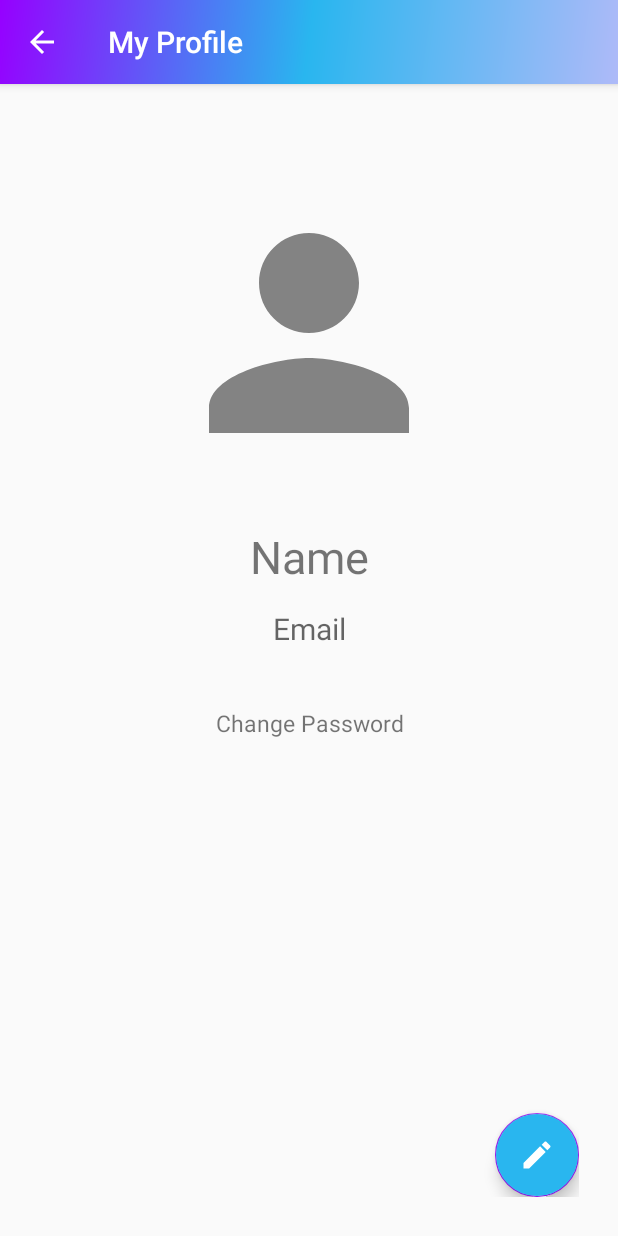
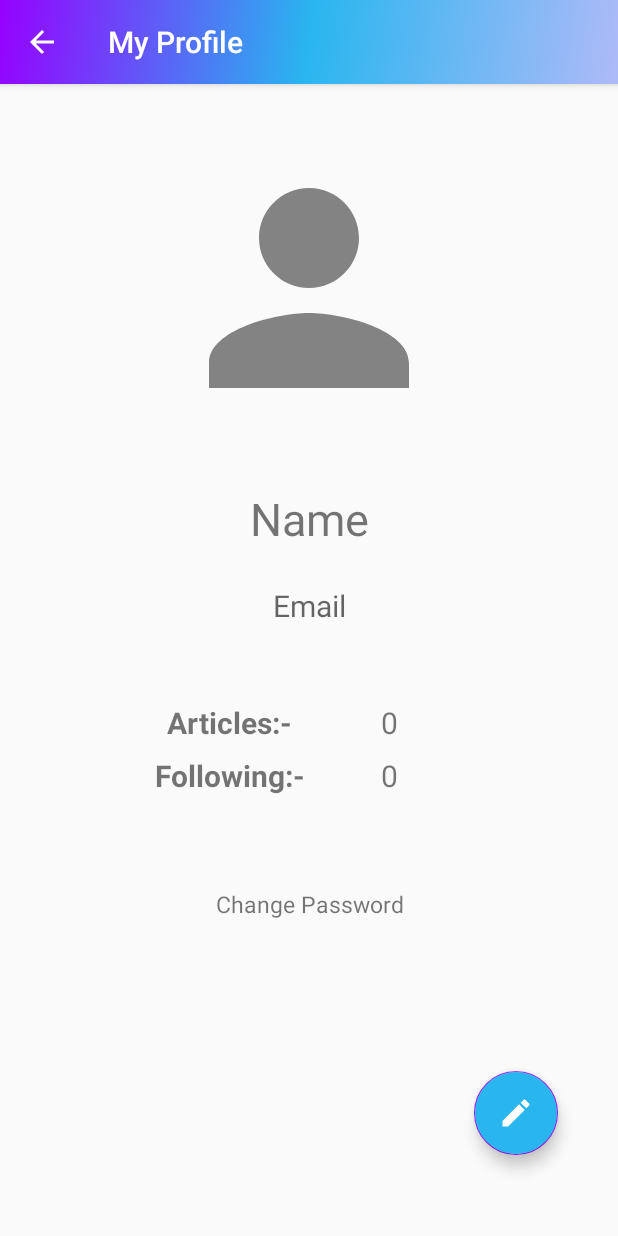
Before and after one commit to alokpandeygzp/NITC-eMagazine, an Android app: the MyProfile screen opened directly, with no data from a screen before it, on a phone screen of 412 x 824 dp. Run offline under Robolectric (Android 15) with nearby library versions, the light colour scheme and no system bars; our stand-ins replace Firebase (no records; nobody signed in at launch, a user with empty details on screens opened directly), Picasso; 1 statement that could not run was skipped.

Commit message:
Follower Count

```diff
--- a/app/src/main/java/com/example/nitcemag/MyProfile.java
+++ b/app/src/main/java/com/example/nitcemag/MyProfile.java
@@ -26,6 +26,8 @@
 import androidx.appcompat.content.res.AppCompatResources;
 import androidx.core.content.ContextCompat;
 
+import com.example.nitcemag.ui.home.Models.ModelSports;
+import com.example.nitcemag.ui.postArticles.UserArticles;
 import com.google.android.gms.tasks.OnCompleteListener;
 import com.google.android.gms.tasks.OnFailureListener;
 import com.google.android.gms.tasks.OnSuccessListener;
@@ -45,7 +47,9 @@
 import com.google.firebase.storage.UploadTask;
 import com.squareup.picasso.Picasso;
 
+import java.util.ArrayList;
 import java.util.HashMap;
+import java.util.List;
 
 public class MyProfile extends AppCompatActivity {
 
@@ -62,6 +66,7 @@
     AlertDialog dialog;
     EditText currPass, newPass;
     Button submit;
+    TextView followingCount,articleCount;
 
       //permission constants
     private  static  final int CAMERA_REQUEST_CODE=100;
@@ -72,6 +77,9 @@
     //Arrays of permission to be requested
     String cameraPermission[];
     String storagePermission[];
+
+
+    final ArrayList<String> akey= new ArrayList<>();
 
     DatabaseReference databaseReference;
     @SuppressLint("MissingInflatedId")
@@ -91,7 +99,8 @@
         img=findViewById(R.id.image);
         fab=findViewById(R.id.fab);
         String uid=auth.getUid();
-
+        followingCount=findViewById(R.id.followingCount);
+        articleCount=findViewById(R.id.ArticleCount);
 
 
         DatabaseReference ref= FirebaseDatabase.getInstance().getReference();
@@ -100,8 +109,56 @@
         storagePermission=new String[]{android.Manifest.permission.WRITE_EXTERNAL_STORAGE};
 
 
+        DatabaseReference reference = FirebaseDatabase.getInstance().getReference("Followed").child(user.getUid());
+        reference.addValueEventListener(new ValueEventListener() {
+            @Override
+            public void onDataChange(@NonNull DataSnapshot snapshot) {
+//                myArticleList.clear();
+                for (DataSnapshot ds : snapshot.getChildren()) {
+                    akey.add(ds.child("email").getValue().toString());
+                    followingCount.setText(""+akey.size());
+                }
+            }
 
-        ref.child("UserType").child(user.getUid()).addValueEventListener(new ValueEventListener() {
+            @Override
+            public void onCancelled(@NonNull DatabaseError error) {
+
+            }
+        });
+
+        String curr_user = user.getEmail();
+        List<UserArticles> myArticleList = new ArrayList<>();
+
+        DatabaseReference reference2 = FirebaseDatabase.getInstance().getReference("Articles");
+        reference2.addValueEventListener(new ValueEventListener() {
+            @Override
+            public void onDataChange(@NonNull DataSnapshot snapshot) {
+                myArticleList.clear();
+                for (DataSnapshot snapshot1 : snapshot.getChildren()) {
+                    UserArticles userArticles1 = snapshot1.getValue(UserArticles.class);
+                    if (userArticles1.getEmail().equals(curr_user)) {
+                        if(userArticles1.getEditor()==1)
+                            myArticleList.add(userArticles1);
+                    }
+                    articleCount.setText(""+myArticleList.size());
+                }
+            }
+
+            @Override
+            public void onCancelled(@NonNull DatabaseError error) {
+
+            }
+        });
+
+
+
+
+
+
+
+
+
+            ref.child("UserType").child(user.getUid()).addValueEventListener(new ValueEventListener() {
             @Override
             public void onDataChange(@NonNull DataSnapshot snapshot) {
                 String roles=snapshot.child("role").getValue().toString();
--- a/app/src/main/res/layout/activity_myprofile.xml
+++ b/app/src/main/res/layout/activity_myprofile.xml
@@ -4,48 +4,48 @@
     xmlns:tools="http://schemas.android.com/tools"
     android:layout_width="match_parent"
     android:layout_height="match_parent"
-    tools:context=".MyProfile"
+    android:gravity="center_horizontal"
     android:orientation="vertical"
     android:padding="26dp"
-    android:gravity="center_horizontal"
-    >
+    tools:context=".MyProfile"
+    tools:ignore="ExtraText">
 
     <ImageView
-        app:layout_constraintLeft_toLeftOf="parent"
-        app:layout_constraintRight_toRightOf="parent"
         android:id="@+id/image"
         android:layout_width="200dp"
         android:layout_height="220dp"
-        android:layout_marginTop="30dp"
+        android:gravity="center"
         android:src="@drawable/ic_default_img"
+        app:layout_constraintEnd_toEndOf="parent"
+        app:layout_constraintStart_toStartOf="parent"
         app:layout_constraintTop_toTopOf="parent"
-        android:gravity="center"
         tools:ignore="MissingConstraints" />
 
     <TextView
-        app:layout_constraintTop_toBottomOf="@+id/image"
         android:id="@+id/username"
         android:layout_width="325dp"
         android:layout_height="wrap_content"
-        android:layout_marginTop="15dp"
         android:gravity="center"
+        android:minHeight="48dp"
+        android:layout_marginTop="20dp"
         android:text="Name"
-        app:layout_constraintLeft_toLeftOf="parent"
-        app:layout_constraintRight_toRightOf="parent"
-        android:minHeight="48dp"
         android:textSize="30sp"
+        app:layout_constraintEnd_toEndOf="parent"
+        app:layout_constraintStart_toStartOf="parent"
+        app:layout_constraintTop_toBottomOf="@+id/image"
         tools:ignore="MissingClass,MissingConstraints" />
 
     <TextView
         android:id="@+id/email"
         android:layout_width="325dp"
         android:layout_height="wrap_content"
+        android:layout_marginTop="10dp"
         android:gravity="center"
         android:hint="Email"
         android:minHeight="48dp"
         android:textSize="20sp"
-        app:layout_constraintLeft_toLeftOf="parent"
-        app:layout_constraintRight_toRightOf="parent"
+        app:layout_constraintEnd_toEndOf="parent"
+        app:layout_constraintStart_toStartOf="parent"
         app:layout_constraintTop_toBottomOf="@+id/username"
         tools:ignore="MissingConstraints" />
 
@@ -54,13 +54,13 @@
         android:id="@+id/btn_change_password"
         android:layout_width="125dp"
         android:layout_height="38dp"
-        android:layout_marginTop="20dp"
+        android:layout_marginTop="156dp"
         android:gravity="center"
         android:text="Change Password"
+
         android:textSize="15sp"
-
-        app:layout_constraintLeft_toLeftOf="parent"
-        app:layout_constraintRight_toRightOf="parent"
+        app:layout_constraintEnd_toEndOf="parent"
+        app:layout_constraintStart_toStartOf="parent"
         app:layout_constraintTop_toBottomOf="@+id/email"
         tools:ignore="MissingConstraints" />
 
@@ -68,11 +68,65 @@
         android:id="@+id/fab"
         android:layout_width="wrap_content"
         android:layout_height="wrap_content"
-        android:layout_marginTop="40dp"
+        android:layout_marginBottom="28dp"
         android:backgroundTint="@color/colorPrimary"
         android:src="@drawable/ic_edit_white"
+        app:layout_constraintBottom_toBottomOf="parent"
         app:layout_constraintEnd_toEndOf="parent"
-        tools:ignore="MissingConstraints"
-        app:layout_constraintBottom_toBottomOf="parent"/>
+        app:layout_constraintHorizontal_bias="0.954"
+        app:layout_constraintStart_toStartOf="parent"
+        tools:ignore="MissingConstraints" />
+
+    <TextView
+        android:id="@+id/textView"
+        android:layout_width="wrap_content"
+        android:layout_height="wrap_content"
+        android:layout_marginStart="48dp"
+        android:layout_marginTop="8dp"
+        android:layout_marginEnd="17dp"
+        android:layout_marginRight="20dp"
+        android:text="Following:- "
+        android:textSize="20dp"
+        android:textStyle="bold"
+        app:layout_constraintEnd_toStartOf="@+id/followingCount"
+        app:layout_constraintStart_toStartOf="parent"
+        app:layout_constraintTop_toBottomOf="@+id/textView2" />
+
+    <TextView
+        android:id="@+id/followingCount"
+        android:layout_width="92dp"
+        android:layout_height="27dp"
+        android:layout_marginTop="8dp"
+        android:layout_marginEnd="40dp"
+        android:text="0"
+        android:textSize="20dp"
+        app:layout_constraintEnd_toEndOf="parent"
+        app:layout_constraintTop_toBottomOf="@+id/ArticleCount" />
+
+    <TextView
+        android:id="@+id/ArticleCount"
+        android:layout_width="92dp"
+        android:layout_height="27dp"
+        android:layout_marginTop="40dp"
+        android:layout_marginEnd="40dp"
+        android:text="0"
+        android:textSize="20dp"
+        app:layout_constraintEnd_toEndOf="parent"
+        app:layout_constraintTop_toBottomOf="@+id/email" />
+
+    <TextView
+        android:id="@+id/textView2"
+        android:layout_width="wrap_content"
+        android:layout_height="wrap_content"
+        android:layout_marginLeft="50dp"
+        android:layout_marginTop="40dp"
+        android:layout_marginRight="20dp"
+        android:text="Articles:- "
+        android:textSize="20dp"
+        android:textStyle="bold"
+        app:layout_constraintEnd_toStartOf="@+id/ArticleCount"
+        app:layout_constraintStart_toStartOf="parent"
+        app:layout_constraintTop_toBottomOf="@+id/email" />
+    /
 
 </androidx.constraintlayout.widget.ConstraintLayout>
```
